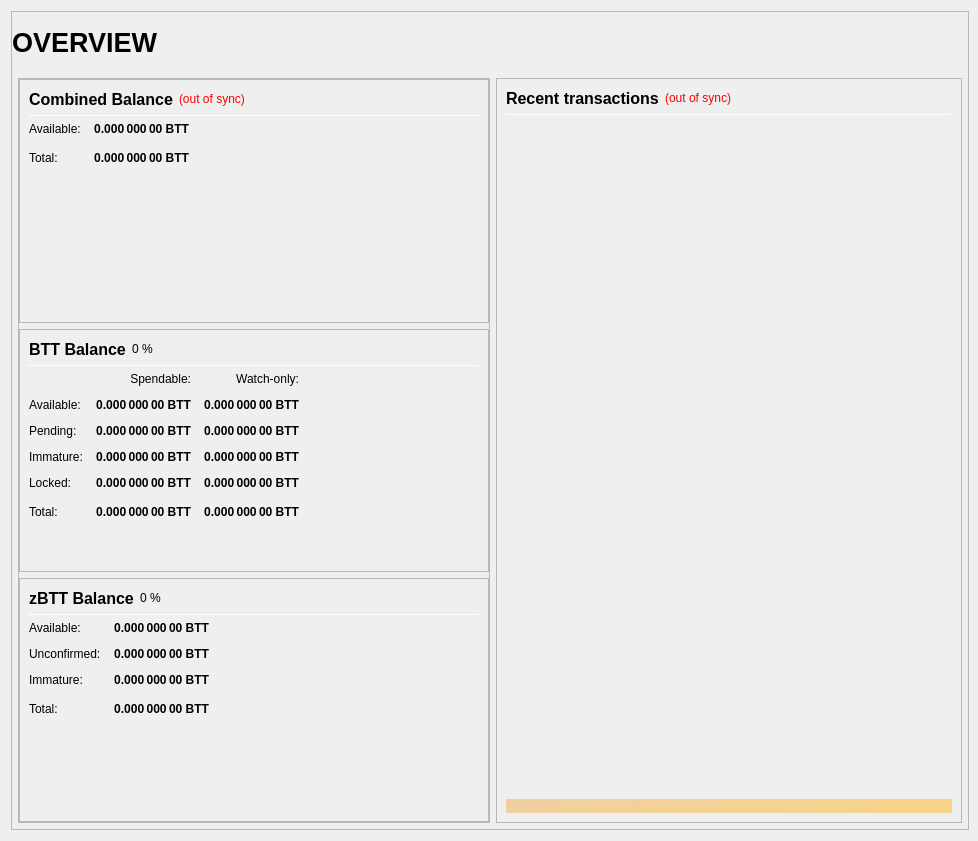
First picture: the form in src/qt/forms/overviewpage.ui, repository c0de0x/blocs, before the edit.
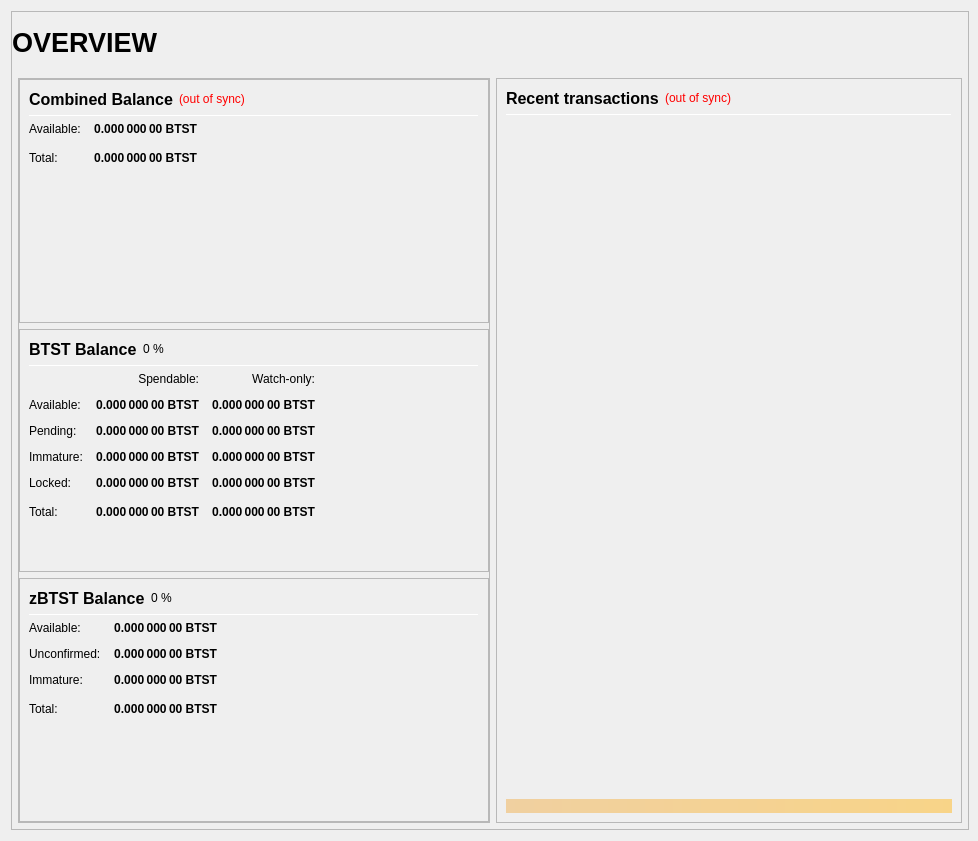
Second picture: the form after the edit.

Commit message: code rebranding BTT->BTST

```diff
--- a/src/qt/forms/overviewpage.ui
+++ b/src/qt/forms/overviewpage.ui
@@ -306,7 +306,7 @@
                           <string>Your current spendable balance</string>
                          </property>
                          <property name="text">
-                          <string notr="true">0.000 000 00 BTT</string>
+                          <string notr="true">0.000 000 00 BTST</string>
                          </property>
                          <property name="alignment">
                           <set>Qt::AlignRight|Qt::AlignTrailing|Qt::AlignVCenter</set>
@@ -338,7 +338,7 @@
                           <string>Total Balance, including all unavailable coins.</string>
                          </property>
                          <property name="text">
-                          <string notr="true">0.000 000 00 BTT</string>
+                          <string notr="true">0.000 000 00 BTST</string>
                          </property>
                          <property name="alignment">
                           <set>Qt::AlignRight|Qt::AlignTrailing|Qt::AlignVCenter</set>
@@ -406,7 +406,7 @@
                           </font>
                          </property>
                          <property name="text">
-                          <string>BTT Balance</string>
+                          <string>BTST Balance</string>
                          </property>
                         </widget>
                        </item>
@@ -498,7 +498,7 @@
                           <string>Your current spendable balance</string>
                          </property>
                          <property name="text">
-                          <string notr="true">0.000 000 00 BTT</string>
+                          <string notr="true">0.000 000 00 BTST</string>
                          </property>
                          <property name="alignment">
                           <set>Qt::AlignRight|Qt::AlignTrailing|Qt::AlignVCenter</set>
@@ -523,7 +523,7 @@
                           <string>Your current balance in watch-only addresses</string>
                          </property>
                          <property name="text">
-                          <string notr="true">0.000 000 00 BTT</string>
+                          <string notr="true">0.000 000 00 BTST</string>
                          </property>
                          <property name="alignment">
                           <set>Qt::AlignRight|Qt::AlignTrailing|Qt::AlignVCenter</set>
@@ -555,7 +555,7 @@
                           <string>Total of transactions that have yet to be confirmed, and do not yet count toward the spendable balance</string>
                          </property>
                          <property name="text">
-                          <string notr="true">0.000 000 00 BTT</string>
+                          <string notr="true">0.000 000 00 BTST</string>
                          </property>
                          <property name="alignment">
                           <set>Qt::AlignRight|Qt::AlignTrailing|Qt::AlignVCenter</set>
@@ -580,7 +580,7 @@
                           <string>Unconfirmed transactions to watch-only addresses</string>
                          </property>
                          <property name="text">
-                          <string notr="true">0.000 000 00 BTT</string>
+                          <string notr="true">0.000 000 00 BTST</string>
                          </property>
                          <property name="alignment">
                           <set>Qt::AlignRight|Qt::AlignTrailing|Qt::AlignVCenter</set>
@@ -612,7 +612,7 @@
                           <string>Staked or masternode rewards that has not yet matured</string>
                          </property>
                          <property name="text">
-                          <string notr="true">0.000 000 00 BTT</string>
+                          <string notr="true">0.000 000 00 BTST</string>
                          </property>
                          <property name="alignment">
                           <set>Qt::AlignRight|Qt::AlignTrailing|Qt::AlignVCenter</set>
@@ -637,7 +637,7 @@
                           <string>Staked or masternode rewards in watch-only addresses that has not yet matured</string>
                          </property>
                          <property name="text">
-                          <string notr="true">0.000 000 00 BTT</string>
+                          <string notr="true">0.000 000 00 BTST</string>
                          </property>
                          <property name="alignment">
                           <set>Qt::AlignRight|Qt::AlignTrailing|Qt::AlignVCenter</set>
@@ -672,7 +672,7 @@
                           <string>Locked BTT or Masternode collaterals. These are excluded from zBTT minting.</string>
                          </property>
                          <property name="text">
-                          <string notr="true">0.000 000 00 BTT</string>
+                          <string notr="true">0.000 000 00 BTST</string>
                          </property>
                          <property name="alignment">
                           <set>Qt::AlignRight|Qt::AlignTrailing|Qt::AlignVCenter</set>
@@ -697,7 +697,7 @@
                           <string>Current locked balance in watch-only addresses</string>
                          </property>
                          <property name="text">
-                          <string notr="true">0.000 000 00 BTT</string>
+                          <string notr="true">0.000 000 00 BTST</string>
                          </property>
                          <property name="alignment">
                           <set>Qt::AlignRight|Qt::AlignTrailing|Qt::AlignVCenter</set>
@@ -732,7 +732,7 @@
                           <string>Your current BITSTATS balance, unconfirmed and immature transactions included</string>
                          </property>
                          <property name="text">
-                          <string notr="true">0.000 000 00 BTT</string>
+                          <string notr="true">0.000 000 00 BTST</string>
                          </property>
                          <property name="alignment">
                           <set>Qt::AlignRight|Qt::AlignTrailing|Qt::AlignVCenter</set>
@@ -757,7 +757,7 @@
                           <string>Current total balance in watch-only addresses</string>
                          </property>
                          <property name="text">
-                          <string notr="true">0.000 000 00 BTT</string>
+                          <string notr="true">0.000 000 00 BTST</string>
                          </property>
                          <property name="alignment">
                           <set>Qt::AlignRight|Qt::AlignTrailing|Qt::AlignVCenter</set>
@@ -825,7 +825,7 @@
                           </font>
                          </property>
                          <property name="text">
-                          <string>zBTT Balance</string>
+                          <string>zBTST Balance</string>
                          </property>
                         </widget>
                        </item>
@@ -899,7 +899,7 @@
 These zBTT are spendable.</string>
                          </property>
                          <property name="text">
-                          <string notr="true">0.000 000 00 BTT</string>
+                          <string notr="true">0.000 000 00 BTST</string>
                          </property>
                          <property name="alignment">
                           <set>Qt::AlignRight|Qt::AlignTrailing|Qt::AlignVCenter</set>
@@ -930,7 +930,7 @@
 Immature: confirmed, but less than 1 mint of the same denomination after it was minted</string>
                          </property>
                          <property name="text">
-                          <string notr="true">0.000 000 00 BTT</string>
+                          <string notr="true">0.000 000 00 BTST</string>
                          </property>
                          <property name="alignment">
                           <set>Qt::AlignRight|Qt::AlignTrailing|Qt::AlignVCenter</set>
@@ -961,7 +961,7 @@
 Immature: confirmed, but less than 1 mint of the same denomination after it was minted</string>
                          </property>
                          <property name="text">
-                          <string notr="true">0.000 000 00 BTT</string>
+                          <string notr="true">0.000 000 00 BTST</string>
                          </property>
                          <property name="alignment">
                           <set>Qt::AlignRight|Qt::AlignTrailing|Qt::AlignVCenter</set>
@@ -993,7 +993,7 @@
                           <string>Your current zBTT balance, unconfirmed and immature zBTT included.</string>
                          </property>
                          <property name="text">
-                          <string notr="true">0.000 000 00 BTT</string>
+                          <string notr="true">0.000 000 00 BTST</string>
                          </property>
                          <property name="alignment">
                           <set>Qt::AlignRight|Qt::AlignTrailing|Qt::AlignVCenter</set>
```
Left out of the diff: 16 changed lines with no effect on the pictures. The commit also changes 135 other files.
